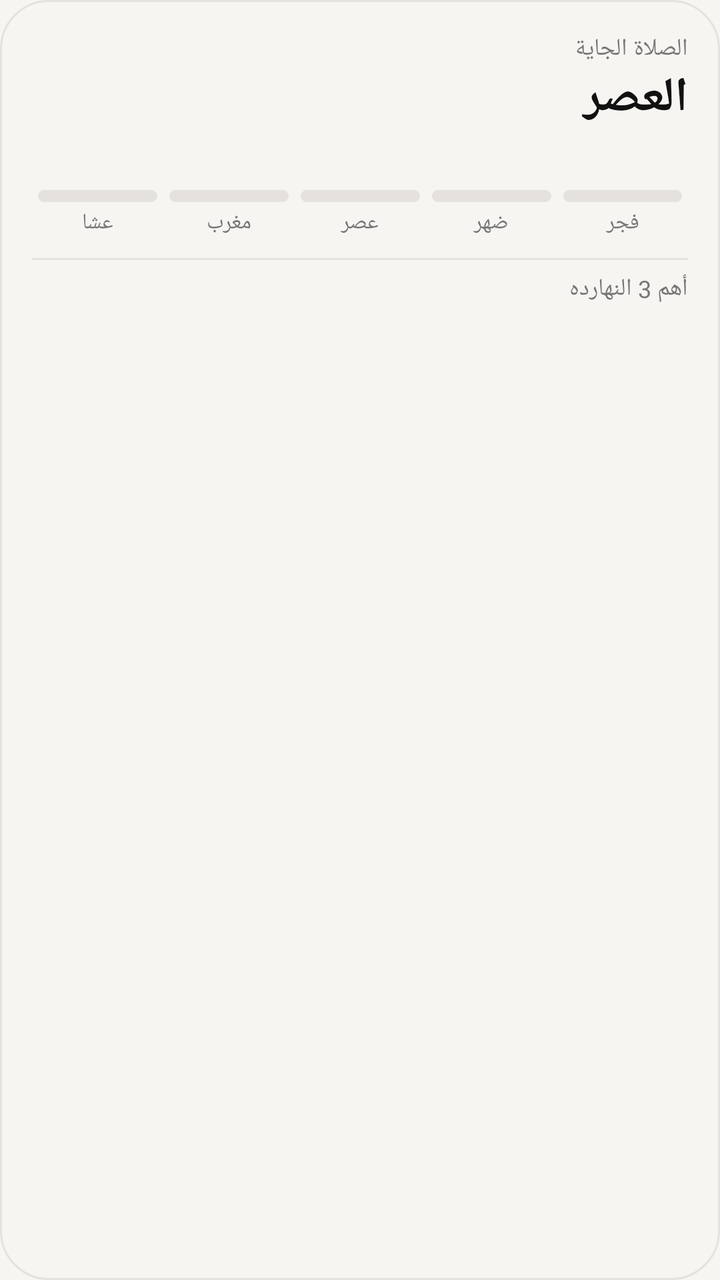
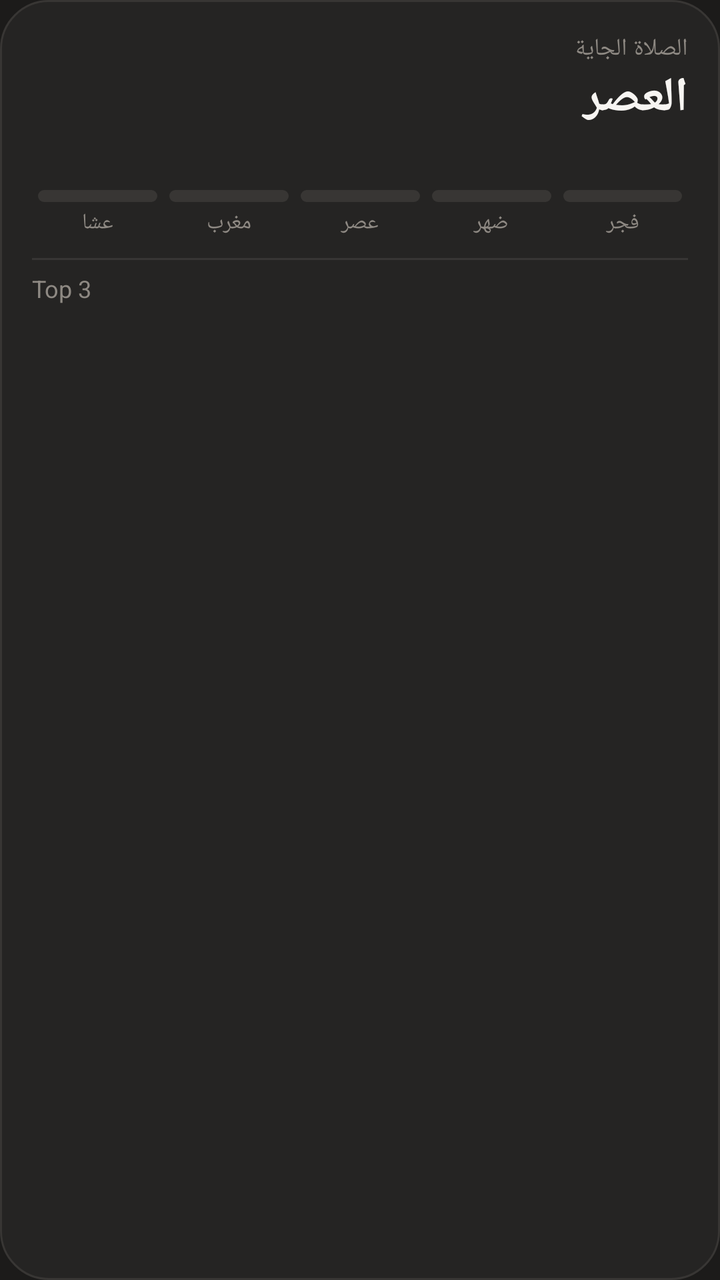

Before-and-after screenshots of an Android layout around one commit, followed by the original layout XML and the change that was made.
<!-- AndroidManifest.xml: application theme Theme.Bokra -->
<!-- res/layout/widget.xml -->
<?xml version="1.0" encoding="utf-8"?>
<LinearLayout xmlns:android="http://schemas.android.com/apk/res/android"
    android:id="@+id/w_root"
    android:layout_width="match_parent"
    android:layout_height="match_parent"
    android:background="@drawable/widget_bg"
    android:layoutDirection="rtl"
    android:orientation="vertical"
    android:padding="16dp">

    <LinearLayout
        android:id="@+id/w_head"
        android:layout_width="match_parent"
        android:layout_height="wrap_content"
        android:gravity="center_vertical"
        android:layoutDirection="rtl"
        android:orientation="horizontal">

        <LinearLayout
            android:layout_width="0dp"
            android:layout_height="wrap_content"
            android:layout_weight="1"
            android:orientation="vertical">

            <TextView
                android:id="@+id/w_label"
                android:layout_width="match_parent"
                android:layout_height="wrap_content"
                android:gravity="start"
                android:text="الصلاة الجاية"
                android:textColor="#767676"
                android:textSize="12sp" />

            <TextView
                android:id="@+id/w_name"
                android:layout_width="match_parent"
                android:layout_height="wrap_content"
                android:gravity="start"
                android:text="العصر"
                android:textColor="#111111"
                android:textSize="24sp"
                android:textStyle="bold" />

            <TextView
                android:id="@+id/w_sub"
                android:layout_width="match_parent"
                android:layout_height="wrap_content"
                android:gravity="start"
                android:text=""
                android:textColor="#F24A3D"
                android:textSize="13sp" />
        </LinearLayout>

        <TextView
            android:id="@+id/w_pray"
            android:layout_width="wrap_content"
            android:layout_height="40dp"
            android:background="@drawable/btn_dark"
            android:gravity="center"
            android:paddingStart="20dp"
            android:paddingEnd="20dp"
            android:text="صليت"
            android:textColor="#F7F5F2"
            android:textSize="15sp"
            android:textStyle="bold"
            android:visibility="gone" />
    </LinearLayout>

    <LinearLayout
        android:layout_width="match_parent"
        android:layout_height="wrap_content"
        android:layout_marginTop="12dp"
        android:layoutDirection="rtl"
        android:orientation="horizontal">

        <LinearLayout style="@style/WDot">
            <ImageView android:id="@+id/w_d0" style="@style/WDotBar" android:contentDescription="الفجر" />
            <TextView style="@style/WDotText" android:text="فجر" />
        </LinearLayout>
        <LinearLayout style="@style/WDot">
            <ImageView android:id="@+id/w_d1" style="@style/WDotBar" android:contentDescription="الضهر" />
            <TextView style="@style/WDotText" android:text="ضهر" />
        </LinearLayout>
        <LinearLayout style="@style/WDot">
            <ImageView android:id="@+id/w_d2" style="@style/WDotBar" android:contentDescription="العصر" />
            <TextView style="@style/WDotText" android:text="عصر" />
        </LinearLayout>
        <LinearLayout style="@style/WDot">
            <ImageView android:id="@+id/w_d3" style="@style/WDotBar" android:contentDescription="المغرب" />
            <TextView style="@style/WDotText" android:text="مغرب" />
        </LinearLayout>
        <LinearLayout style="@style/WDot">
            <ImageView android:id="@+id/w_d4" style="@style/WDotBar" android:contentDescription="العشا" />
            <TextView style="@style/WDotText" android:text="عشا" />
        </LinearLayout>
    </LinearLayout>

    <ImageView
        android:layout_width="match_parent"
        android:layout_height="1dp"
        android:layout_marginTop="10dp"
        android:layout_marginBottom="6dp"
        android:importantForAccessibility="no"
        android:scaleType="fitXY"
        android:src="@drawable/line" />

    <TextView
        android:layout_width="match_parent"
        android:layout_height="wrap_content"
        android:gravity="start"
        android:text="أهم 3 النهارده"
        android:textColor="#767676"
        android:textSize="12sp" />

    <LinearLayout android:id="@+id/w_r0" style="@style/WRow">
        <ImageView android:id="@+id/w_c0" style="@style/WCb" />
        <TextView android:id="@+id/w_t0" style="@style/WTask" />
    </LinearLayout>
    <LinearLayout android:id="@+id/w_r1" style="@style/WRow">
        <ImageView android:id="@+id/w_c1" style="@style/WCb" />
        <TextView android:id="@+id/w_t1" style="@style/WTask" />
    </LinearLayout>
    <LinearLayout android:id="@+id/w_r2" style="@style/WRow">
        <ImageView android:id="@+id/w_c2" style="@style/WCb" />
        <TextView android:id="@+id/w_t2" style="@style/WTask" />
    </LinearLayout>

    <TextView
        android:id="@+id/w_empty"
        android:layout_width="match_parent"
        android:layout_height="wrap_content"
        android:layout_marginTop="8dp"
        android:gravity="start"
        android:text="اختار أهم 3 من التطبيق"
        android:textColor="#4B4B4B"
        android:textSize="14sp"
        android:visibility="gone" />
</LinearLayout>
<!-- resources referenced by this layout -->
<resources>
  <!-- drawable btn_dark (drawable) -->
  <?xml version="1.0" encoding="utf-8"?>
  <shape xmlns:android="http://schemas.android.com/apk/res/android" android:shape="rectangle">
      <solid android:color="#111111" />
      <corners android:radius="20dp" />
  </shape>
  <!-- drawable line (drawable) -->
  <?xml version="1.0" encoding="utf-8"?>
  <shape xmlns:android="http://schemas.android.com/apk/res/android" android:shape="rectangle">
      <solid android:color="#E5E2DD" />
  </shape>
  <!-- drawable widget_bg (drawable) -->
  <?xml version="1.0" encoding="utf-8"?>
  <shape xmlns:android="http://schemas.android.com/apk/res/android" android:shape="rectangle">
      <solid android:color="#F7F5F2" />
      <stroke android:width="1dp" android:color="#E5E2DD" />
      <corners android:radius="24dp" />
  </shape>
  <style name="WCb">
          <item name="android:layout_width">20dp</item>
          <item name="android:layout_height">20dp</item>
          <item name="android:src">@drawable/cb_off</item>
          <item name="android:contentDescription">خلصت</item>
      </style>
  <style name="WDot">
          <item name="android:layout_width">0dp</item>
          <item name="android:layout_height">wrap_content</item>
          <item name="android:layout_weight">1</item>
          <item name="android:layout_marginStart">3dp</item>
          <item name="android:layout_marginEnd">3dp</item>
          <item name="android:orientation">vertical</item>
      </style>
  <style name="WDotBar">
          <item name="android:layout_width">match_parent</item>
          <item name="android:layout_height">6dp</item>
          <item name="android:scaleType">fitXY</item>
          <item name="android:src">@drawable/dot_todo</item>
      </style>
  <style name="WDotText">
          <item name="android:layout_width">match_parent</item>
          <item name="android:layout_height">wrap_content</item>
          <item name="android:layout_marginTop">3dp</item>
          <item name="android:gravity">center</item>
          <item name="android:textColor">#767676</item>
          <item name="android:textSize">11sp</item>
      </style>
  <style name="WTask">
          <item name="android:layout_width">0dp</item>
          <item name="android:layout_height">wrap_content</item>
          <item name="android:layout_weight">1</item>
          <item name="android:layout_marginStart">10dp</item>
          <item name="android:ellipsize">end</item>
          <item name="android:gravity">start</item>
          <item name="android:maxLines">1</item>
          <item name="android:textColor">#111111</item>
          <item name="android:textSize">14sp</item>
      </style>
  <style name="Theme.Bokra" parent="android:Theme.Material.Light.NoActionBar">
          <item name="android:windowBackground">@color/bg</item>
          <item name="android:statusBarColor">@color/bg</item>
          <item name="android:windowLightStatusBar">true</item>
          <item name="android:navigationBarColor">@color/white</item>
          <item name="android:colorAccent">@color/black</item>
      </style>
  <!-- drawable cb_off (drawable) -->
  <?xml version="1.0" encoding="utf-8"?>
  <vector xmlns:android="http://schemas.android.com/apk/res/android" android:width="20dp" android:height="20dp" android:viewportWidth="20" android:viewportHeight="20">
      <path android:pathData="M5,2.5h10a2.5,2.5 0,0 1,2.5 2.5v10a2.5,2.5 0,0 1,-2.5 2.5h-10a2.5,2.5 0,0 1,-2.5 -2.5v-10a2.5,2.5 0,0 1,2.5 -2.5z" android:strokeColor="#BDB7AE" android:strokeWidth="1.5" android:fillColor="#00000000" />
  </vector>
  <!-- drawable dot_todo (drawable) -->
  <?xml version="1.0" encoding="utf-8"?>
  <shape xmlns:android="http://schemas.android.com/apk/res/android" android:shape="rectangle">
      <solid android:color="#E5E2DD" />
      <corners android:radius="3dp" />
  </shape>
  <color name="bg">#F7F5F2</color>
  <color name="white">#FFFFFF</color>
  <color name="black">#111111</color>
  <!-- unchanged entries left out for length: 1 -->
</resources>

<!-- the commit's change to res/layout/widget.xml (unified diff, before → after) -->
@@ -28,7 +28,7 @@
                 android:layout_height="wrap_content"
                 android:gravity="start"
                 android:text="الصلاة الجاية"
-                android:textColor="#767676"
+                android:textColor="#8E8983"
                 android:textSize="12sp" />
 
             <TextView
@@ -37,7 +37,7 @@
                 android:layout_height="wrap_content"
                 android:gravity="start"
                 android:text="العصر"
-                android:textColor="#111111"
+                android:textColor="#F7F5F2"
                 android:textSize="24sp"
                 android:textStyle="bold" />
 
@@ -55,12 +55,12 @@
             android:id="@+id/w_pray"
             android:layout_width="wrap_content"
             android:layout_height="40dp"
-            android:background="@drawable/btn_dark"
+            android:background="@drawable/btn_accent"
             android:gravity="center"
             android:paddingStart="20dp"
             android:paddingEnd="20dp"
             android:text="صليت"
-            android:textColor="#F7F5F2"
+            android:textColor="#FFFFFF"
             android:textSize="15sp"
             android:textStyle="bold"
             android:visibility="gone" />
@@ -108,8 +108,8 @@
         android:layout_width="match_parent"
         android:layout_height="wrap_content"
         android:gravity="start"
-        android:text="أهم 3 النهارده"
-        android:textColor="#767676"
+        android:text="Top 3"
+        android:textColor="#8E8983"
         android:textSize="12sp" />
 
     <LinearLayout android:id="@+id/w_r0" style="@style/WRow">
@@ -132,7 +132,7 @@
         android:layout_marginTop="8dp"
         android:gravity="start"
         android:text="اختار أهم 3 من التطبيق"
-        android:textColor="#4B4B4B"
+        android:textColor="#C4BFB8"
         android:textSize="14sp"
         android:visibility="gone" />
 </LinearLayout>
<!-- resource entries referenced after the edit -->
@@ -1,21 +1,21 @@
 <!-- resources referenced by this layout -->
 <resources>
-  <!-- drawable btn_dark (drawable) -->
+  <!-- drawable btn_accent (drawable) -->
   <?xml version="1.0" encoding="utf-8"?>
   <shape xmlns:android="http://schemas.android.com/apk/res/android" android:shape="rectangle">
-      <solid android:color="#111111" />
+      <solid android:color="#F24A3D" />
       <corners android:radius="20dp" />
   </shape>
   <!-- drawable line (drawable) -->
   <?xml version="1.0" encoding="utf-8"?>
   <shape xmlns:android="http://schemas.android.com/apk/res/android" android:shape="rectangle">
-      <solid android:color="#E5E2DD" />
+      <solid android:color="#383634" />
   </shape>
   <!-- drawable widget_bg (drawable) -->
   <?xml version="1.0" encoding="utf-8"?>
   <shape xmlns:android="http://schemas.android.com/apk/res/android" android:shape="rectangle">
-      <solid android:color="#F7F5F2" />
-      <stroke android:width="1dp" android:color="#E5E2DD" />
+      <solid android:color="#252423" />
+      <stroke android:width="1dp" android:color="#383634" />
       <corners android:radius="24dp" />
   </shape>
   <style name="WCb">
@@ -43,7 +43,7 @@
           <item name="android:layout_height">wrap_content</item>
           <item name="android:layout_marginTop">3dp</item>
           <item name="android:gravity">center</item>
-          <item name="android:textColor">#767676</item>
+          <item name="android:textColor">#8E8983</item>
           <item name="android:textSize">11sp</item>
       </style>
   <style name="WTask">
@@ -54,30 +54,30 @@
           <item name="android:ellipsize">end</item>
           <item name="android:gravity">start</item>
           <item name="android:maxLines">1</item>
-          <item name="android:textColor">#111111</item>
+          <item name="android:textColor">#F7F5F2</item>
           <item name="android:textSize">14sp</item>
       </style>
-  <style name="Theme.Bokra" parent="android:Theme.Material.Light.NoActionBar">
+  <style name="Theme.Bokra" parent="android:Theme.Material.NoActionBar">
           <item name="android:windowBackground">@color/bg</item>
           <item name="android:statusBarColor">@color/bg</item>
-          <item name="android:windowLightStatusBar">true</item>
-          <item name="android:navigationBarColor">@color/white</item>
-          <item name="android:colorAccent">@color/black</item>
+          <item name="android:windowLightStatusBar">false</item>
+          <item name="android:navigationBarColor">@color/card</item>
+          <item name="android:colorAccent">@color/accent</item>
       </style>
   <!-- drawable cb_off (drawable) -->
   <?xml version="1.0" encoding="utf-8"?>
   <vector xmlns:android="http://schemas.android.com/apk/res/android" android:width="20dp" android:height="20dp" android:viewportWidth="20" android:viewportHeight="20">
-      <path android:pathData="M5,2.5h10a2.5,2.5 0,0 1,2.5 2.5v10a2.5,2.5 0,0 1,-2.5 2.5h-10a2.5,2.5 0,0 1,-2.5 -2.5v-10a2.5,2.5 0,0 1,2.5 -2.5z" android:strokeColor="#BDB7AE" android:strokeWidth="1.5" android:fillColor="#00000000" />
+      <path android:pathData="M5,2.5h10a2.5,2.5 0,0 1,2.5 2.5v10a2.5,2.5 0,0 1,-2.5 2.5h-10a2.5,2.5 0,0 1,-2.5 -2.5v-10a2.5,2.5 0,0 1,2.5 -2.5z" android:strokeColor="#5F5B57" android:strokeWidth="1.5" android:fillColor="#00000000" />
   </vector>
   <!-- drawable dot_todo (drawable) -->
   <?xml version="1.0" encoding="utf-8"?>
   <shape xmlns:android="http://schemas.android.com/apk/res/android" android:shape="rectangle">
-      <solid android:color="#E5E2DD" />
+      <solid android:color="#383634" />
       <corners android:radius="3dp" />
   </shape>
-  <color name="bg">#F7F5F2</color>
-  <color name="white">#FFFFFF</color>
-  <color name="black">#111111</color>
+  <color name="bg">#1C1B1A</color>
+  <color name="card">#252423</color>
+  <color name="accent">#F24A3D</color>
   <!-- unchanged entries left out for length: 1 -->
 </resources>
 
